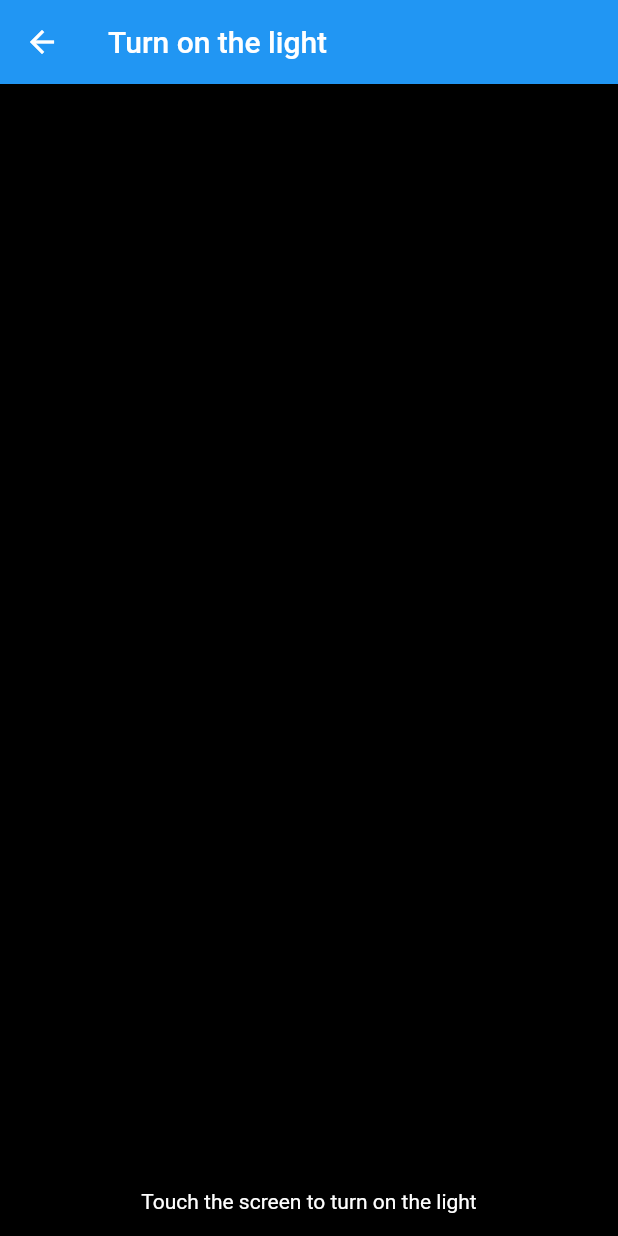
After one commit to diegoveloper/flutter-samples, a Flutter app: the MainAnimations screen opened directly, after a tap on "Turn on the light", on a phone screen of 412 x 824 dp. The commit adds this screen. Run offline on Flutter 3.47's test engine with Material 2 defaults, Android fonts, the light colour scheme and no system bars.

Commit message:
turn on the light sample was added

```diff
--- a/lib/animations/main_animations.dart
+++ b/lib/animations/main_animations.dart
@@ -4,6 +4,7 @@ import 'package:flutter_samples/animations/custom_appbar/my_custom_appbar_page.d
 import 'package:flutter_samples/animations/foldable/foldable_animation.dart';
 import 'package:flutter_samples/animations/list_details/list_page.dart';
 import 'package:flutter_samples/animations/split_widget/main_split_widget.dart';
+import 'package:flutter_samples/animations/turn_on_the_light/turn_on_the_light.dart';
 import 'package:flutter_samples/main.dart';
 
 import 'custom_sliverheader/custom_sliver_header.dart';
@@ -67,6 +68,12 @@ class MainAnimationsState extends State<MainAnimations> {
                 onButtonTap(MainSplitWidget());
               },
             ),
+            MyMenuButton(
+              title: "Turn on the light",
+              actionTap: () {
+                onButtonTap(TurnOnTheLight());
+              },
+            ),
           ],
         ),
       ),
--- /dev/null
+++ b/lib/animations/turn_on_the_light/turn_on_the_light.dart
@@ -0,0 +1,92 @@
+import 'package:flutter/material.dart';
+
+class TurnOnTheLight extends StatefulWidget {
+  @override
+  _TurnOnTheLightState createState() => _TurnOnTheLightState();
+}
+
+class _TurnOnTheLightState extends State<TurnOnTheLight> {
+  double x = 0, y = 0;
+  final radius = 60.0;
+  bool lightOn = false;
+
+  void _onPanUpdate(Offset offset) {
+    setState(() {
+      lightOn = true;
+      x = offset.dx;
+      y = offset.dy;
+    });
+  }
+
+  void _onPanEnd(_) {
+    setState(() {
+      lightOn = false;
+    });
+  }
+
+  @override
+  Widget build(BuildContext context) {
+    return Scaffold(
+      appBar: AppBar(
+        title: Text("Turn on the light"),
+      ),
+      body: GestureDetector(
+        onPanStart: (val) => _onPanUpdate(val.localPosition),
+        onPanUpdate: (val) => _onPanUpdate(val.localPosition),
+        onPanEnd: _onPanEnd,
+        child: Stack(
+          fit: StackFit.expand,
+          children: [
+            Center(
+              child: FlutterLogo(
+                size: MediaQuery.of(context).size.width,
+                style: FlutterLogoStyle.horizontal,
+              ),
+            ),
+            ClipPath(
+              clipper: lightOn ? LightClipper(x, y, radius: radius) : null,
+              child: Container(
+                color: Colors.black,
+              ),
+            ),
+            Positioned(
+              bottom: 0,
+              left: 0,
+              right: 0,
+              child: Padding(
+                padding: const EdgeInsets.all(15.0),
+                child: Text(
+                  "Touch the screen to turn on the light",
+                  textAlign: TextAlign.center,
+                  style: TextStyle(
+                    color: Colors.white,
+                  ),
+                ),
+              ),
+            ),
+          ],
+        ),
+      ),
+    );
+  }
+}
+
+class LightClipper extends CustomClipper<Path> {
+  final double x, y;
+  final radius;
+  LightClipper(this.x, this.y, {this.radius = 50.0});
+
+  @override
+  Path getClip(Size size) {
+    final circlePath = Path();
+    circlePath.addRRect(RRect.fromRectXY(
+        Rect.fromCircle(center: Offset(x, y), radius: radius), radius, radius));
+    final fullPath = Path();
+    fullPath.addRect(Rect.fromLTWH(0, 0, size.width, size.height));
+    return Path.combine(PathOperation.reverseDifference, circlePath, fullPath);
+  }
+
+  @override
+  bool shouldReclip(LightClipper oldClipper) =>
+      x != oldClipper.x || y != oldClipper.y;
+}
```
Also changed, not shown: 1 other file.
